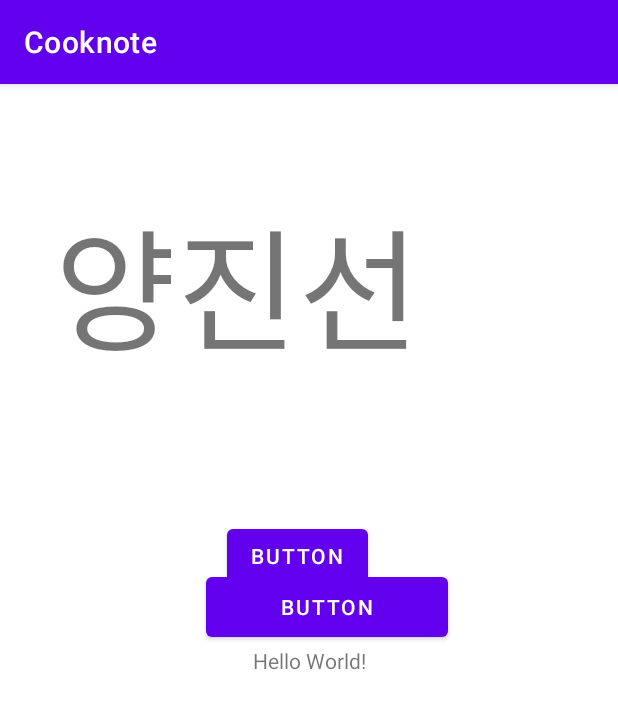
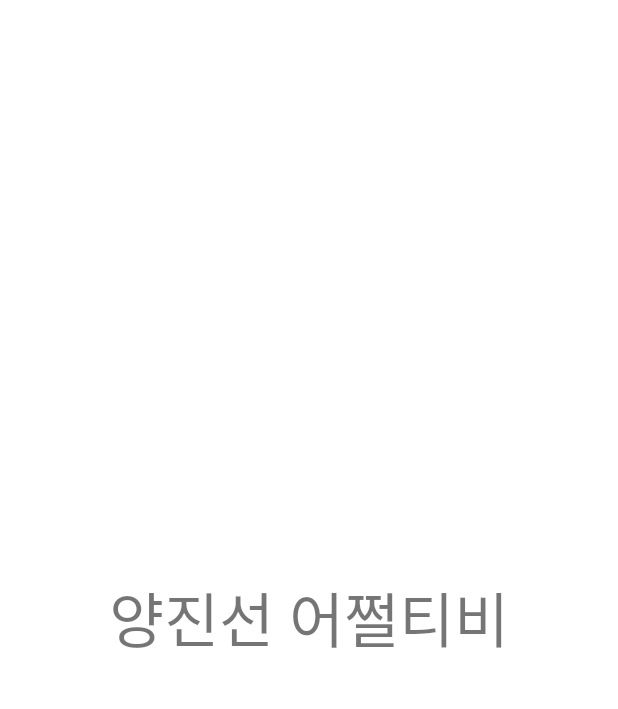
Before and after one commit to minju0213/Cooknote, an Android app: the screen it shows after launch (MainActivity), on a phone screen of 412 x 824 dp. Shown: the top 709 px of the screen. Run offline under Robolectric (Android 15) with nearby library versions, the phone set to English and light mode, and no system bars.

Commit message:
03.11 - 타이틀바 없앰

```diff
--- a/app/src/main/res/layout/activitiy_splash.xml
+++ b/app/src/main/res/layout/activitiy_splash.xml
@@ -6,12 +6,15 @@
     android:layout_height="match_parent">
 
     <ImageView
-        android:id="@+id/imageView3"
-        android:layout_width="0dp"
-        android:layout_height="0dp"
-        android:src="@drawable/intro"
+        android:id="@+id/intro_image"
+        android:layout_width="wrap_content"
+        android:layout_height="wrap_content"
+        android:src="@drawable/intro_design1"
         app:layout_constraintBottom_toBottomOf="parent"
         app:layout_constraintEnd_toEndOf="parent"
+        app:layout_constraintHorizontal_bias="0.0"
         app:layout_constraintStart_toStartOf="parent"
-        app:layout_constraintTop_toTopOf="parent" />
+        app:layout_constraintTop_toTopOf="parent"
+        app:layout_constraintVertical_bias="0.0"
+        android:scaleType="centerCrop"/>
 </androidx.constraintlayout.widget.ConstraintLayout>
--- a/app/src/main/res/layout/activity_main.xml
+++ b/app/src/main/res/layout/activity_main.xml
@@ -10,52 +10,14 @@
         android:id="@+id/textView4"
         android:layout_width="wrap_content"
         android:layout_height="wrap_content"
-        android:text="Hello World!"
+        android:text="양진선 어쩔티비"
+        android:textSize="40dp"
         app:layout_constraintBottom_toBottomOf="parent"
+        app:layout_constraintHorizontal_bias="0.5"
         app:layout_constraintLeft_toLeftOf="parent"
         app:layout_constraintRight_toRightOf="parent"
-        app:layout_constraintTop_toTopOf="parent" />
+        app:layout_constraintTop_toTopOf="parent"
+        app:layout_constraintVertical_bias="0.5" />
 
-    <Button
-        android:id="@+id/button"
-        android:layout_width="wrap_content"
-        android:layout_height="wrap_content"
-        android:layout_marginStart="14dp"
-        android:layout_marginBottom="429dp"
-        android:text="Button"
-        app:layout_constraintBottom_toBottomOf="parent"
-        app:layout_constraintStart_toStartOf="@+id/button2"
-        app:layout_constraintTop_toBottomOf="@+id/textView5" />
-    app:layout_constraintBottom_toTopOf="@+id/textView4"
-    app:layout_constraintEnd_toEndOf="parent"
-    app:layout_constraintHorizontal_bias="0.548"
-    app:layout_constraintStart_toStartOf="parent"
-    app:layout_constraintTop_toTopOf="parent"
-    app:layout_constraintVertical_bias="0.763" />
-
-    <Button
-        android:id="@+id/button2"
-        android:layout_width="161dp"
-        android:layout_height="52dp"
-        android:text="Button"
-        app:layout_constraintBottom_toTopOf="@+id/textView4"
-        app:layout_constraintEnd_toEndOf="parent"
-        app:layout_constraintHorizontal_bias="0.548"
-        app:layout_constraintStart_toStartOf="parent"
-        app:layout_constraintTop_toTopOf="parent"
-        app:layout_constraintVertical_bias="1.0" />
-
-    <TextView
-        android:id="@+id/textView5"
-        android:layout_width="262dp"
-        android:layout_height="0dp"
-        android:layout_marginStart="36dp"
-        android:layout_marginTop="68dp"
-        android:layout_marginBottom="62dp"
-        android:text="양진선"
-        android:textSize="40pt"
-        app:layout_constraintBottom_toTopOf="@+id/button"
-        app:layout_constraintStart_toStartOf="parent"
-        app:layout_constraintTop_toTopOf="parent" />
 
 </androidx.constraintlayout.widget.ConstraintLayout>
--- a/app/src/main/res/values-night/themes.xml
+++ b/app/src/main/res/values-night/themes.xml
@@ -12,5 +12,8 @@
         <!-- Status bar color. -->
         <item name="android:statusBarColor" tools:targetApi="l">?attr/colorPrimaryVariant</item>
         <!-- Customize your theme here. -->
+
+        <item name="windowActionBar">false</item>
+        <item name="windowNoTitle">true</item>
     </style>
 </resources>
--- a/app/src/main/res/values/themes.xml
+++ b/app/src/main/res/values/themes.xml
@@ -12,5 +12,8 @@
         <!-- Status bar color. -->
         <item name="android:statusBarColor" tools:targetApi="l">?attr/colorPrimaryVariant</item>
         <!-- Customize your theme here. -->
+
+        <item name="windowActionBar">false</item>
+        <item name="windowNoTitle">true</item>
     </style>
 </resources>
```
Also changed, not shown: app/src/main/res/drawable/intro_design1.jpg (added).
